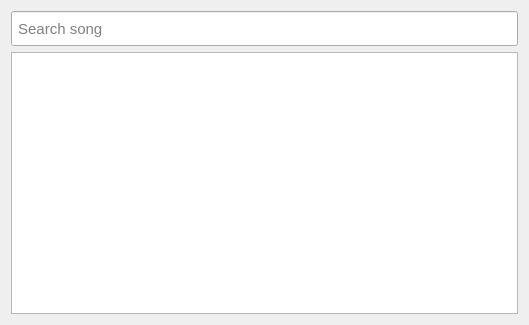
Old version of the form searchview.ui in the repository filipesant/QPlaylist.
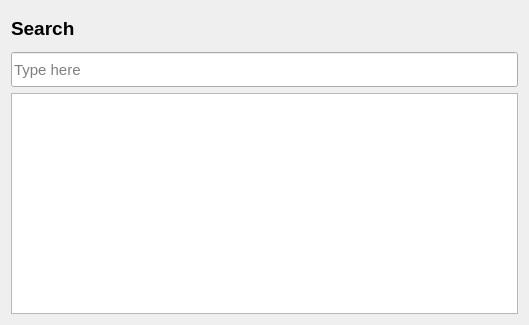
New version of the form.

What changed in the file:
```diff
--- a/searchview.ui
+++ b/searchview.ui
@@ -14,7 +14,10 @@
    <string>Form</string>
   </property>
   <layout class="QGridLayout" name="gridLayout">
-   <item row="0" column="0">
+   <item row="2" column="0">
+    <widget class="QListView" name="listViewSongs"/>
+   </item>
+   <item row="1" column="0">
     <widget class="QLineEdit" name="lineEditSearch">
      <property name="minimumSize">
       <size>
@@ -34,15 +37,38 @@
       </font>
      </property>
      <property name="placeholderText">
-      <string> Search song</string>
+      <string>Type here</string>
      </property>
      <property name="clearButtonEnabled">
       <bool>false</bool>
      </property>
     </widget>
    </item>
-   <item row="1" column="0">
-    <widget class="QListView" name="listViewSongs"/>
+   <item row="0" column="0">
+    <widget class="QLabel" name="label">
+     <property name="minimumSize">
+      <size>
+       <width>0</width>
+       <height>35</height>
+      </size>
+     </property>
+     <property name="maximumSize">
+      <size>
+       <width>16777215</width>
+       <height>35</height>
+      </size>
+     </property>
+     <property name="font">
+      <font>
+       <pointsize>14</pointsize>
+       <weight>75</weight>
+       <bold>true</bold>
+      </font>
+     </property>
+     <property name="text">
+      <string>Search</string>
+     </property>
+    </widget>
    </item>
   </layout>
  </widget>
```
